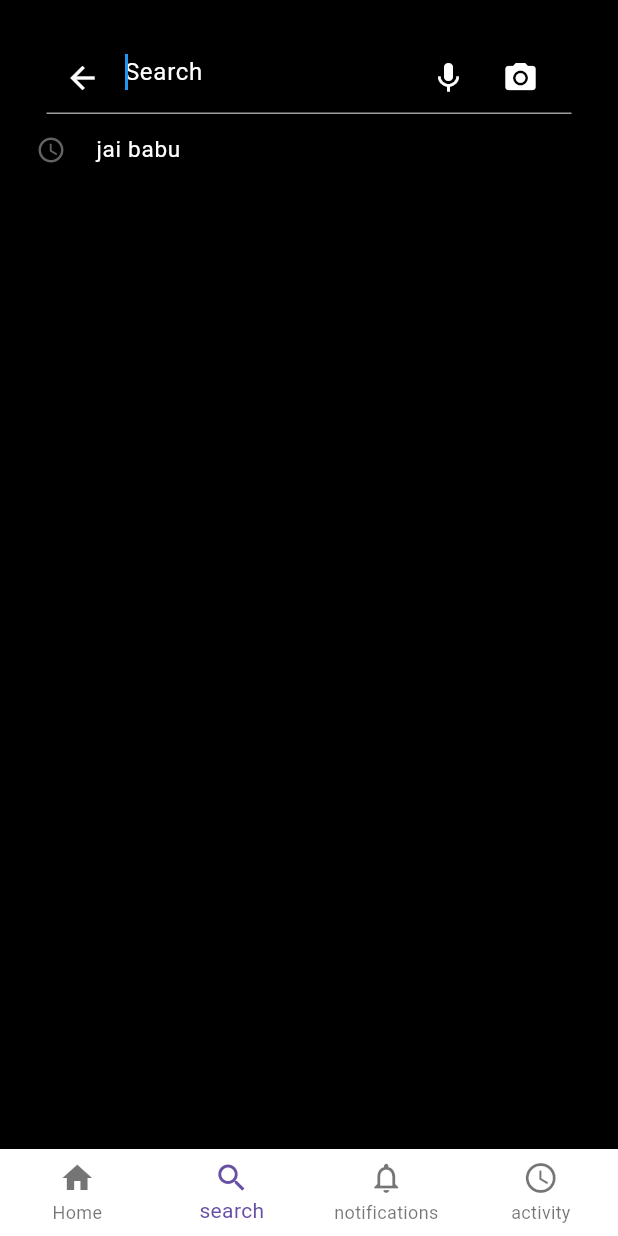
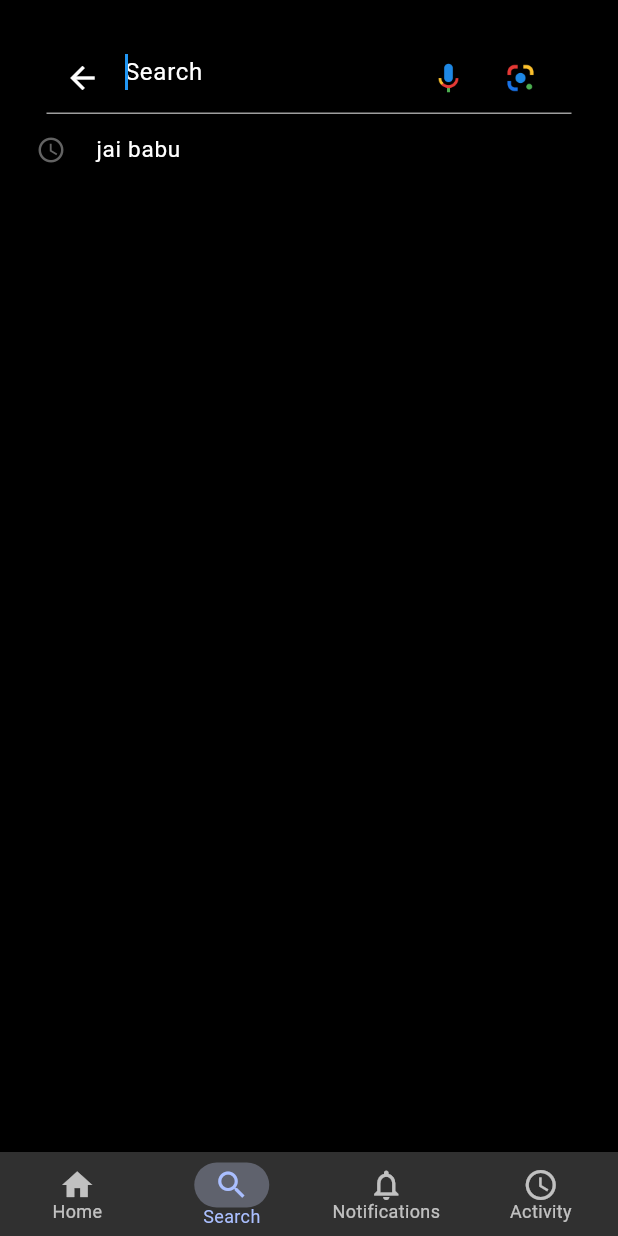
Before and after one commit to Hemanthmuvvala/google_clone, a Flutter app: the screen it shows after launch, item 2 of the bottom bar chosen, on a phone screen of 412 x 824 dp. Run offline on Flutter 3.47's test engine with Material 3 defaults, Android fonts, the phone set to English and light mode, and no system bars.

Commit message:
bottomnavigation bar corrected

```diff
--- /dev/null
+++ b/lib/config/routes/navigation_routings.dart
@@ -0,0 +1,9 @@
+import 'package:flutter/material.dart';
+import 'package:google_clone/presentation/pages/homepage.dart';
+
+var onGenerate = (RouteSettings settings) {
+  if (settings.name == '/') {
+    return MaterialPageRoute(builder: (builder) => Homepage());
+  }
+
+};
--- a/lib/main.dart
+++ b/lib/main.dart
@@ -1,7 +1,5 @@
 import 'package:flutter/material.dart';
 import 'package:google_clone/presentation/widgets/bottomnavigation.dart';
-
-//import 'package:google_clone/presentation/pages/searchbar_page.dart';
 
 void main() {
   runApp(const MyApp());
@@ -11,17 +9,21 @@ class MyApp extends StatelessWidget {
   const MyApp({super.key});
 
 
+
+
   @override
   Widget build(BuildContext context) {
     return MaterialApp(
      // title: 'Flutter Demo',
-      theme: ThemeData(
+      theme: ThemeData.dark(
 
 
         useMaterial3: true,
       ),
       debugShowCheckedModeBanner:false,
-      home:  BottomnavigationBar(),
+
+     // onGenerateRoute:onGenerate,
+      home:const  BottomnavigationBar(),
     );
   }
 }
--- a/lib/presentation/pages/activity.dart
+++ b/lib/presentation/pages/activity.dart
@@ -10,6 +10,11 @@ class ActivityScreen extends StatefulWidget {
 class _ActivityScreenState extends State<ActivityScreen> {
   @override
   Widget build(BuildContext context) {
-    return const Placeholder();
+    return  Scaffold(
+
+      appBar:AppBar(
+        title:const Text('Activity screen'),
+      ),
+    );
   }
 }
--- a/lib/presentation/pages/homepage.dart
+++ b/lib/presentation/pages/homepage.dart
@@ -19,7 +19,7 @@ class _HomepageState extends State<Homepage> {
   @override
   Widget build(BuildContext context) {
     return Scaffold(
-      backgroundColor: Colors.black,
+      backgroundColor: Colors.grey[900],
       body: SingleChildScrollView(
         child: Column(
           children: [
--- a/lib/presentation/pages/notification.dart
+++ b/lib/presentation/pages/notification.dart
@@ -10,6 +10,10 @@ class NotificationScreen extends StatefulWidget {
 class _NotificationScreenState extends State<NotificationScreen> {
   @override
   Widget build(BuildContext context) {
-    return const Placeholder();
+    return  Scaffold(
+      appBar:AppBar(
+        title:Text('notification screen'),
+      ),
+    );
   }
 }
--- a/lib/presentation/pages/searchbar_page.dart
+++ b/lib/presentation/pages/searchbar_page.dart
@@ -1,4 +1,6 @@
 import 'package:flutter/material.dart';
+import 'package:google_clone/presentation/pages/homepage.dart';
+
 class SearchbarPage extends StatefulWidget {
   const SearchbarPage({super.key});
 
@@ -14,7 +16,6 @@ class _SearchbarPageState extends State<SearchbarPage> {
       body: Padding(
         padding: const EdgeInsets.all(8.0),
         child: Column(
-
           children: [
             SizedBox(
               height: 20,
@@ -29,7 +30,10 @@ class _SearchbarPageState extends State<SearchbarPage> {
                   decoration: InputDecoration(
                     prefixIcon: IconButton(
                       onPressed: () {
-                        Navigator.pop(context);
+                        Navigator.push(
+                            context,
+                            MaterialPageRoute(
+                                builder: (context) =>const Homepage()));
                       },
                       icon: Icon(
                         Icons.arrow_back,
@@ -44,13 +48,27 @@ class _SearchbarPageState extends State<SearchbarPage> {
                         mainAxisSize: MainAxisSize.min,
                         children: [
                           IconButton(
-                            icon: const Icon(Icons.mic, color: Colors.white),
+                            iconSize: 30,
+                            padding: EdgeInsets.zero,
+                            constraints:const BoxConstraints(),
+                            icon: Image.asset(
+                              'assets/images/mic.png',
+                              width: 30, // Set image width
+                              height: 30, // Set image height
+                              fit: BoxFit.contain,
+                            ),
                             onPressed: () {},
                           ),
                           IconButton(
-                            icon: const Icon(Icons.camera_alt,
-                                color: Colors.white),
                             onPressed: () {},
+                            iconSize: 30,
+                            constraints: BoxConstraints(),
+                            padding: EdgeInsets.zero,
+                            icon: Image.asset(
+                              'assets/images/lens.png',
+                              width: 30,
+                              height: 30,
+                            ),
                           ),
                         ],
                       ),
--- a/lib/presentation/widgets/bottomnavigation.dart
+++ b/lib/presentation/widgets/bottomnavigation.dart
@@ -19,6 +19,26 @@ class _BottomnavigationBarState extends State<BottomnavigationBar> {
     const ActivityScreen(),
   ];
   int currentIndex = 0;
+  Widget _buildIcon(IconData icon, int index) {
+    bool isSelected = currentIndex == index;
+
+    if (isSelected) {
+      return AnimatedContainer(
+        duration: Duration(milliseconds: 500),
+        curve: Curves.bounceOut,
+        height: 30,
+        width: 50,
+        decoration: BoxDecoration(
+          color: const Color.fromARGB(255, 202, 212, 249).withOpacity(0.3),
+          borderRadius: BorderRadius.circular(22),
+        ),
+        child: Icon(icon),
+      );
+    } else {
+      return Icon(icon);
+    }
+  }
+
   @override
   Widget build(BuildContext context) {
     return Scaffold(
@@ -26,20 +46,34 @@ class _BottomnavigationBarState extends State<BottomnavigationBar> {
       bottomNavigationBar: BottomNavigationBar(
         currentIndex: currentIndex,
         onTap: (position) {
-          currentIndex = position;
+
           setState(() {
-
+             currentIndex = position;
           });
         },
-        backgroundColor: Colors.white,
+        elevation: 0,
+        selectedItemColor: Color(0xFFAABFFF),
+        //
+        selectedLabelStyle:
+            const TextStyle(fontSize: 12, height: 1), // SAME height
+        unselectedLabelStyle: const TextStyle(fontSize: 12, height: 1),
+        backgroundColor: Colors.grey[850],
         type: BottomNavigationBarType.fixed,
         items: [
-          BottomNavigationBarItem(icon: Icon(Icons.home), label: 'Home'),
           BottomNavigationBarItem(
-              icon: Icon(Icons.search_outlined), label: 'search'),
+              icon: _buildIcon(Icons.home, 0), label: 'Home'),
           BottomNavigationBarItem(
-              icon: Icon(Icons.notifications_none), label: 'notifications'),
-             BottomNavigationBarItem(icon: Icon(Icons.schedule),label:'activity'),
+            icon: _buildIcon(Icons.search, 1),
+            label: 'Search',
+          ),
+          BottomNavigationBarItem(
+            icon: _buildIcon(Icons.notifications_none, 2),
+            label: 'Notifications',
+          ),
+          BottomNavigationBarItem(
+            icon: _buildIcon(Icons.schedule, 3),
+            label: 'Activity',
+          ),
         ],
       ),
     );
--- a/lib/presentation/widgets/searchbar.dart
+++ b/lib/presentation/widgets/searchbar.dart
@@ -42,7 +42,7 @@ class _SearchbarState extends State<Searchbar> {
               ),
               IconButton(
                 onPressed: () {
-                  print('Mic icon tapped');
+
                 },
                 iconSize: 40, // Controls the tappable area
                 padding: EdgeInsets.zero, // Optional: removes extra padding
```
Lines whose indentation alone changed are shown as unchanged.
